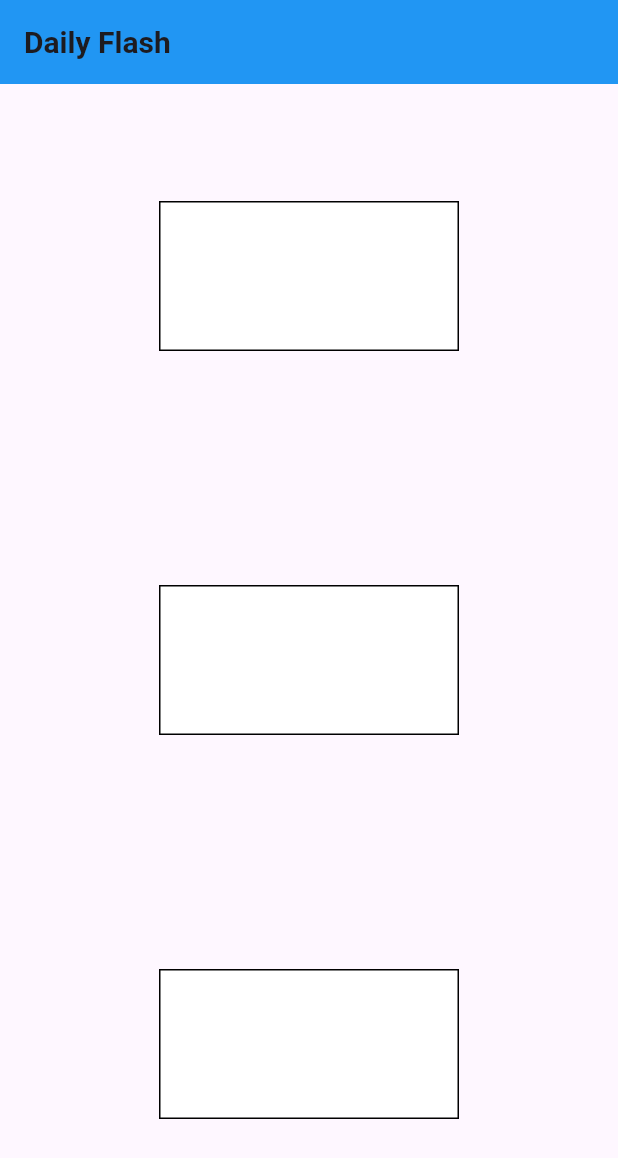
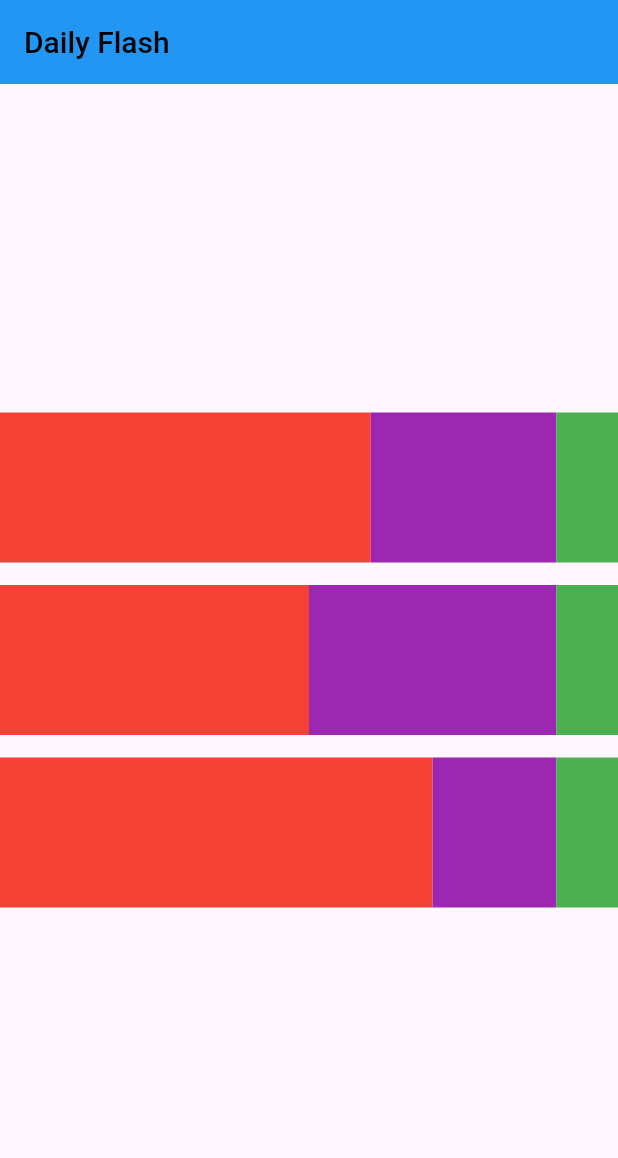
Before and after one commit to Vinay1513/FlutterDailyFlash, a Flutter app: the screen it shows after launch, on a phone screen of 412 x 824 dp. Shown: the top 1158 px of the screen. Run offline on Flutter 3.47's test engine with Material 3 defaults, Android fonts, the light colour scheme and no system bars; our stand-ins replace google_fonts; key blocks and very long unbroken strings in the code were emptied for the run.

Commit message:
first commit

```diff
--- a/Day1/assignment1/lib/main.dart
+++ b/Day1/assignment1/lib/main.dart
@@ -2,7 +2,7 @@
 
 import 'package:flutter/material.dart';
 
-import 'package:assignment1/ques30.dart';
+import 'package:assignment1/ques35.dart';
 
 void main() {
   runApp(const MyApp());
@@ -16,7 +16,7 @@ class MyApp extends StatelessWidget {
     return const MaterialApp(
       title: 'Daily flash',
       debugShowCheckedModeBanner: false,
-      home: question30(),
+      home: question35(),
     );
   }
 }
--- a/Day1/assignment1/lib/ques27.dart
+++ b/Day1/assignment1/lib/ques27.dart
@@ -45,6 +45,7 @@ class _question27State extends State<question27> {
               ),
               child: Image.network(
                 "https://miro.medium.com/v2/resize:fit:1400/1*MfhIfzrC6x6T1-szQkjtCg.jpeg",
+                fit: BoxFit.cover,
               ),
             ),
             const SizedBox(
--- /dev/null
+++ b/Day1/assignment1/lib/ques35.dart
@@ -0,0 +1,115 @@
+// In the above question now take 3 rows , the first row mus tbe th same.In 2nd row place 3 containers the space taken by them msut be in the ratio of 5:4:1 . The 3 containers in last row must take sapce in ratio of 7:2:1, Each container must have a height of 100 and must have a color of your choice. Do not specify the width of the container.
+
+import 'package:flutter/material.dart';
+
+class question35 extends StatefulWidget {
+  const question35({super.key});
+
+  @override
+  State<question35> createState() => _question35State();
+}
+
+class _question35State extends State<question35> {
+  @override
+  Widget build(BuildContext context) {
+    return Scaffold(
+      appBar: AppBar(
+        backgroundColor: Colors.blue,
+        title: const Text(
+          "Daily Flash",
+          style: TextStyle(
+            fontWeight: FontWeight.w500,
+            fontSize: 20,
+            color: Colors.black,
+          ),
+        ),
+      ),
+      body: Column(
+        mainAxisAlignment: MainAxisAlignment.center,
+        children: [
+          Row(
+            children: [
+              Expanded(
+                flex: 6,
+                child: Container(
+                  height: 100,
+                  color: Colors.red,
+                ),
+              ),
+              Expanded(
+                flex: 3,
+                child: Container(
+                  height: 100,
+                  color: Colors.purple,
+                ),
+              ),
+              Expanded(
+                flex: 1,
+                child: Container(
+                  height: 100,
+                  color: Colors.green,
+                ),
+              ),
+            ],
+          ),
+          const SizedBox(
+            height: 15,
+          ),
+          Row(
+            children: [
+              Expanded(
+                flex: 5,
+                child: Container(
+                  height: 100,
+                  color: Colors.red,
+                ),
+              ),
+              Expanded(
+                flex: 4,
+                child: Container(
+                  height: 100,
+                  color: Colors.purple,
+                ),
+              ),
+              Expanded(
+                flex: 1,
+                child: Container(
+                  height: 100,
+                  color: Colors.green,
+                ),
+              ),
+            ],
+          ),
+          const SizedBox(
+            height: 15,
+          ),
+          Row(
+            children: [
+              Expanded(
+                flex: 7,
+                child: Container(
+                  height: 100,
+                  color: Colors.red,
+                ),
+              ),
+              Expanded(
+                flex: 2,
+                child: Container(
+                  height: 100,
+                  color: Colors.purple,
+                ),
+              ),
+              Expanded(
+                flex: 1,
+                child: Container(
+                  height: 100,
+                  color: Colors.green,
+                ),
+              ),
+            ],
+          ),
+        ],
+      ),
+    );
+  }
+}
```
Also changed, not shown: Day1/assignment1/lib/ques31.dart (added, +51 -0 lines), Day1/assignment1/lib/ques32.dart (added, +65 -0 lines), Day1/assignment1/lib/ques33.dart (added, +72 -0 lines), Day1/assignment1/lib/ques34.dart (added, +56 -0 lines), Day1/ques31.png (added), Day1/ques32.png (added), Day1/ques33.png (added), Day1/ques34.png (added), Day1/ques35.png (added).
